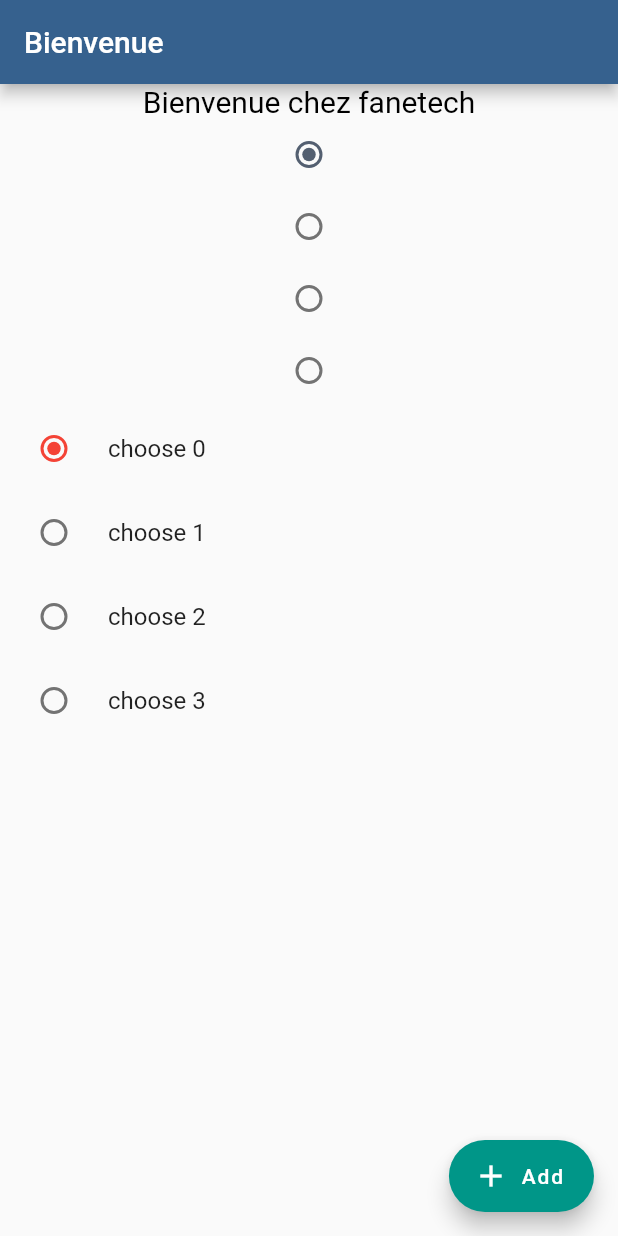
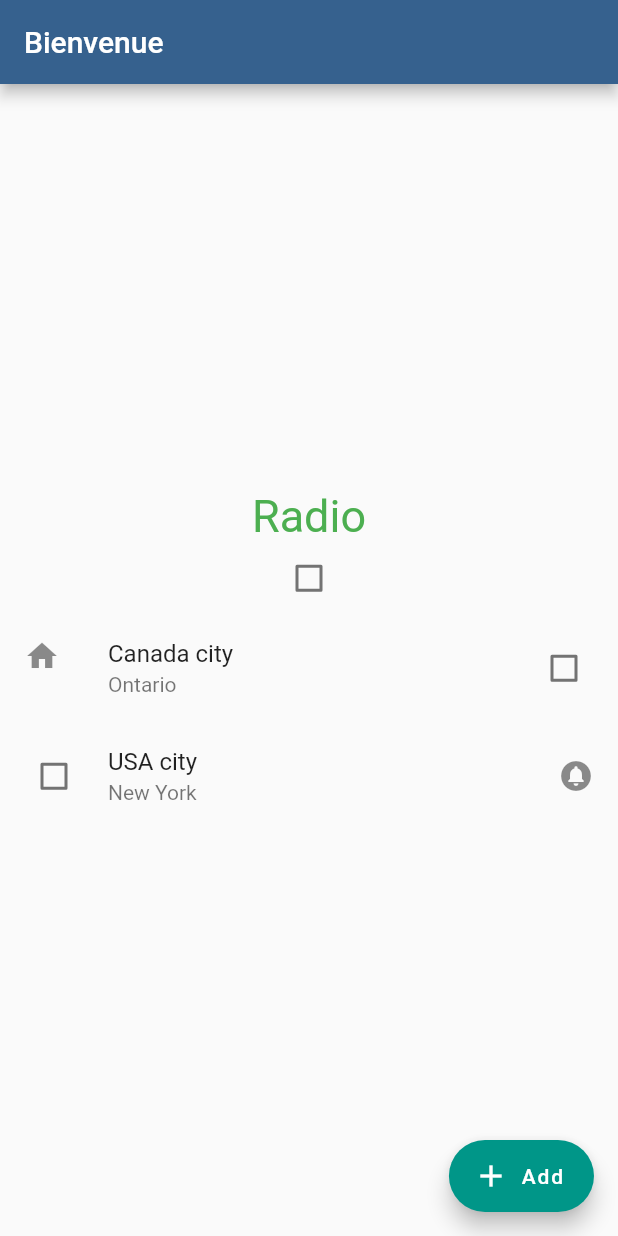
Before and after one commit to fanetech/second_app, a Flutter app: the screen it shows after launch, on a phone screen of 412 x 824 dp. Run offline on Flutter 3.47's test engine with Material 2 defaults, Android fonts, the phone set to English and light mode, and no system bars.

Commit message:
btn checkbox

```diff
--- a/lib/main.dart
+++ b/lib/main.dart
@@ -1,4 +1,6 @@
 import 'package:flutter/material.dart';
+import 'package:second_app/widgets/btnChecked.dart';
+import 'package:second_app/widgets/btnRadio.dart';
 
 void main() {
   runApp(MyApp());
@@ -27,49 +29,6 @@ class soir extends StatefulWidget {
 class _soirState extends State<soir> {
   String value = '';
   var info = 'Bienvenue';
-  int val1 = 0;
-  int val2 = 0;
-
-  void change1(int? t) {
-    setState(() {
-      val1 = t!;
-    });
-  }
-
-  void change2(int? s) {
-    setState(() {
-      val2 = s!;
-    });
-  }
-
-  Widget radio() {
-    List<Widget> buttonRadio = List.empty(growable: true);
-
-    for (int i = 0; i < 4; i++) {
-      buttonRadio.add(Radio(value: i, groupValue: val1, onChanged: change1));
-    }
-    Column column = Column(children: buttonRadio);
-
-    return column;
-  }
-
-  Widget radioList() {
-    List<Widget> buttonRadio = List.empty(growable: true);
-
-    for (int i = 0; i < 4; i++) {
-      buttonRadio.add(RadioListTile(
-        value: i,
-        groupValue: val2,
-        onChanged: change2,
-        activeColor: Colors.red,
-        controlAffinity: ListTileControlAffinity.platform,
-        title: Text('choose $i'),
-      ));
-    }
-    Column column = Column(children: buttonRadio);
-
-    return column;
-  }
 
   @override
   Widget build(BuildContext context) {
@@ -86,16 +45,8 @@ class _soirState extends State<soir> {
           ),
           icon: const Icon(Icons.add),
         ),
-        body: Column(
-          crossAxisAlignment: CrossAxisAlignment.center,
-          children: [
-            const Text(
-              'Bienvenue chez fanetech',
-              style: TextStyle(color: Colors.black, fontSize: 20),
-            ),
-            radio(),
-            radioList()
-          ],
+        body: const Center(
+          child: BtnChecked(),
         ));
   }
 }
--- /dev/null
+++ b/lib/widgets/btnChecked.dart
@@ -0,0 +1,64 @@
+import 'package:flutter/material.dart';
+
+class BtnChecked extends StatefulWidget {
+  const BtnChecked({super.key});
+
+  @override
+  State<BtnChecked> createState() => _BtnCheckedState();
+}
+
+class _BtnCheckedState extends State<BtnChecked> {
+  bool val = false;
+  bool val2 = false;
+  bool val3 = false;
+
+  void change(bool? t) {
+    setState(() {
+      val = t!;
+    });
+  }
+
+  void change2(bool? s) {
+    setState(() {
+      val2 = s!;
+    });
+  }
+
+  void change3(bool? s) {
+    setState(() {
+      val3 = s!;
+    });
+  }
+
+  @override
+  Widget build(BuildContext context) {
+    return Column(
+      mainAxisAlignment: MainAxisAlignment.center,
+      children: [
+        const Text(
+          'Radio',
+          style: TextStyle(fontSize: 30, color: Colors.green),
+        ),
+        Checkbox(value: val, onChanged: change, activeColor: Colors.red),
+        CheckboxListTile(
+          value: val2,
+          onChanged: change2,
+          title: const Text('Canada city'),
+          subtitle: const Text('Ontario'),
+          secondary: const Icon(Icons.home),
+          activeColor: Colors.red,
+          controlAffinity: ListTileControlAffinity.platform,
+        ),
+        CheckboxListTile(
+          value: val3,
+          onChanged: change3,
+          title: const Text('USA city'),
+          subtitle: const Text('New York'),
+          secondary: const Icon(Icons.circle_notifications),
+          activeColor: Colors.red,
+          controlAffinity: ListTileControlAffinity.leading,
+        )
+      ],
+    );
+  }
+}
```
Also changed, not shown: lib/widgets/btnRadio.dart (added, +69 -0 lines).
